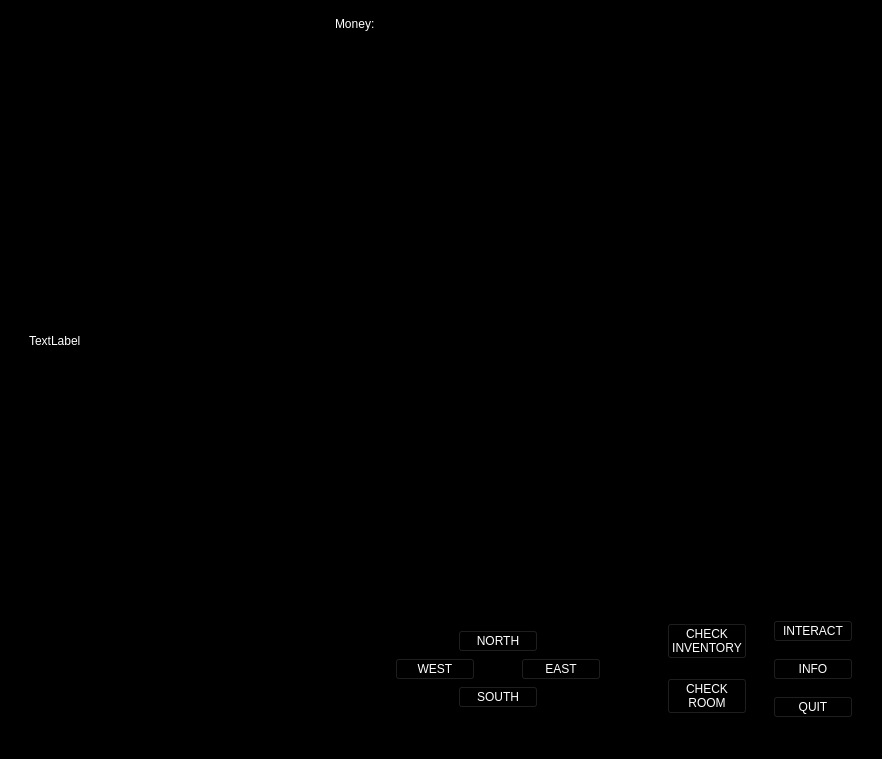
Old version of the form 20241135_CS4076_Project/mainwindow.ui in the repository TheCaister/CS4076_Project.
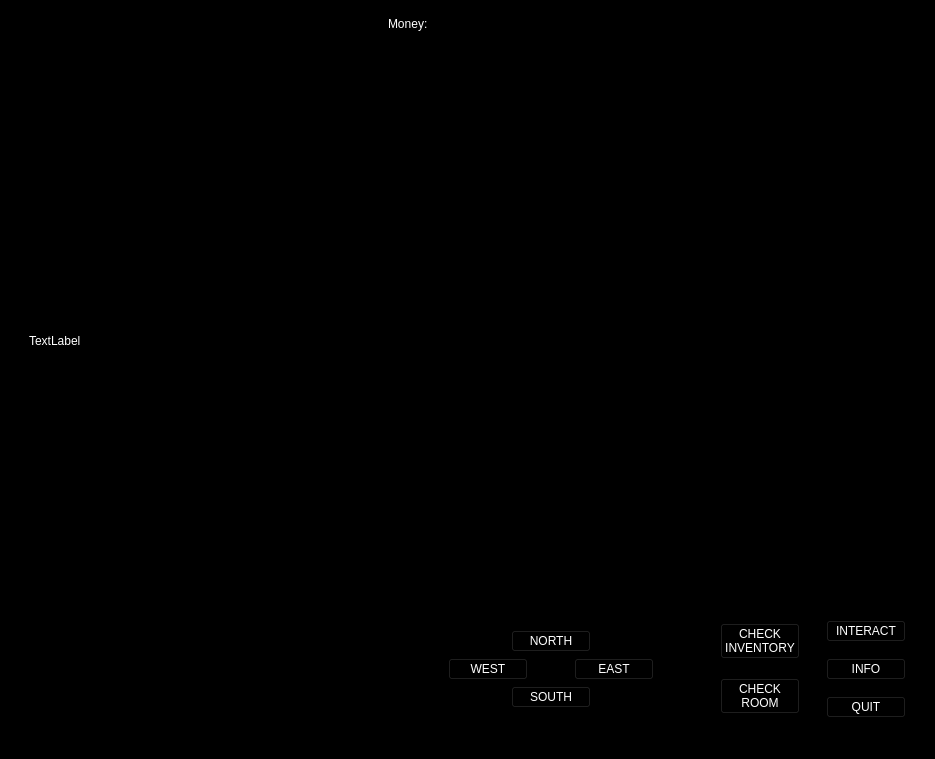
New version of the form.

Commit message:
Making buttons more dynamic
Hover, changing cursors

What changed in the file:
```diff
--- a/20241135_CS4076_Project/mainwindow.ui
+++ b/20241135_CS4076_Project/mainwindow.ui
@@ -6,7 +6,7 @@
    <rect>
     <x>0</x>
     <y>0</y>
-    <width>853</width>
+    <width>935</width>
     <height>759</height>
    </rect>
   </property>
@@ -164,6 +164,18 @@
               </item>
               <item>
                <widget class="QPushButton" name="upButton">
+                <property name="minimumSize">
+                 <size>
+                  <width>50</width>
+                  <height>0</height>
+                 </size>
+                </property>
+                <property name="cursor">
+                 <cursorShape>PointingHandCursor</cursorShape>
+                </property>
+                <property name="styleSheet">
+                 <string notr="true"/>
+                </property>
                 <property name="text">
                  <string>NORTH</string>
                 </property>
@@ -188,6 +200,21 @@
              <layout class="QHBoxLayout" name="horizontalLayout_4">
               <item>
                <widget class="QPushButton" name="leftButton">
+                <property name="minimumSize">
+                 <size>
+                  <width>50</width>
+                  <height>0</height>
+                 </size>
+                </property>
+                <property name="maximumSize">
+                 <size>
+                  <width>100</width>
+                  <height>16777215</height>
+                 </size>
+                </property>
+                <property name="cursor">
+                 <cursorShape>PointingHandCursor</cursorShape>
+                </property>
                 <property name="text">
                  <string>WEST</string>
                 </property>
@@ -211,6 +238,21 @@
               </item>
               <item>
                <widget class="QPushButton" name="rightButton">
+                <property name="minimumSize">
+                 <size>
+                  <width>50</width>
+                  <height>0</height>
+                 </size>
+                </property>
+                <property name="maximumSize">
+                 <size>
+                  <width>100</width>
+                  <height>16777215</height>
+                 </size>
+                </property>
+                <property name="cursor">
+                 <cursorShape>PointingHandCursor</cursorShape>
+                </property>
                 <property name="styleSheet">
                  <string notr="true">:hover{color: rgb(229, 84, 222);}</string>
                 </property>
@@ -238,6 +280,15 @@
               </item>
               <item>
                <widget class="QPushButton" name="downButton">
+                <property name="minimumSize">
+                 <size>
+                  <width>50</width>
+                  <height>0</height>
+                 </size>
+                </property>
+                <property name="cursor">
+                 <cursorShape>PointingHandCursor</cursorShape>
+                </property>
                 <property name="text">
                  <string>SOUTH</string>
                 </property>
```
Left out of the diff: 19 changed lines with no effect on the pictures. The commit also changes 2 other files.
